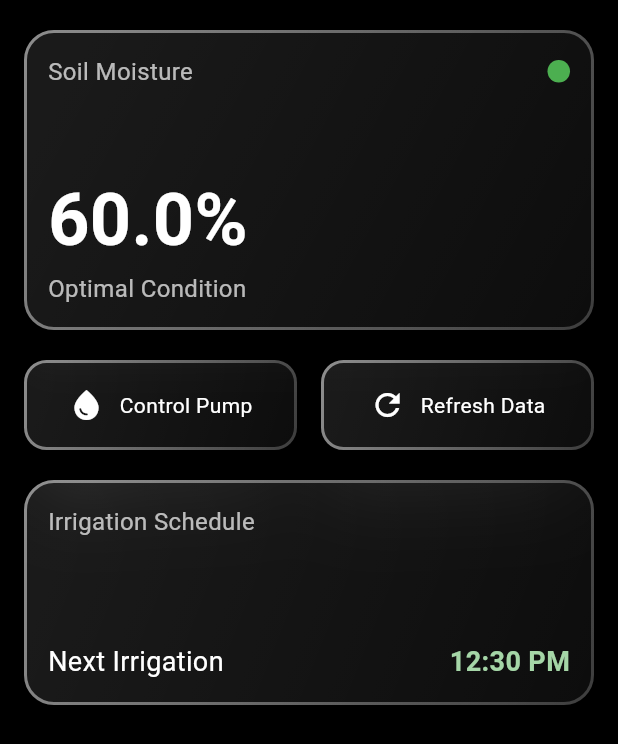
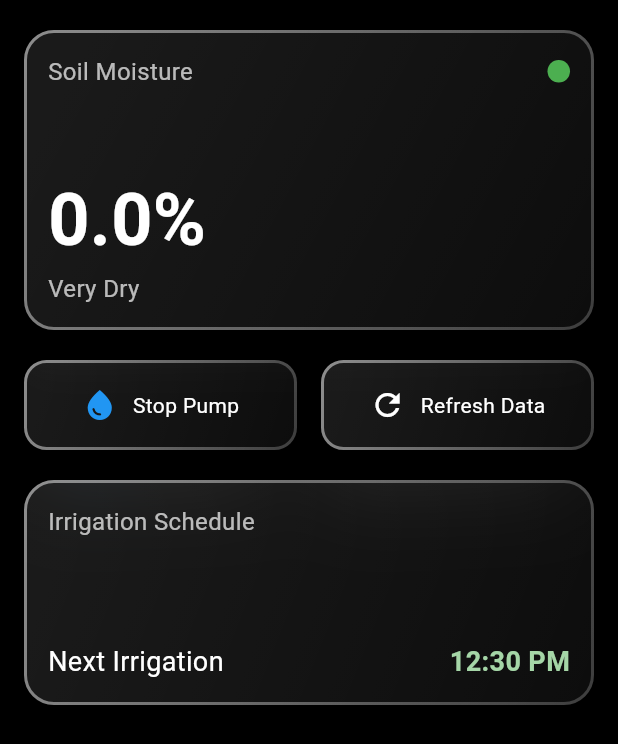
Before and after one commit to Kevin5621/iot_smart_irigation, a Flutter app: the screen it shows after launch, scrolled down 56 dp, after a tap on "Control Pump", on a phone screen of 412 x 824 dp. Shown: the top 744 px of the screen. Run offline on Flutter 3.47's test engine with Material 3 defaults, Android fonts, the phone set to English and light mode, and no system bars; drawn by our look-alikes of glassmorphism; missing offline and left inert: mqtt_client.

Commit message:
add - mqtt iot_service

```diff
--- a/lib/main.dart
+++ b/lib/main.dart
@@ -2,11 +2,11 @@ import 'package:flutter/material.dart';
 import 'package:smart_irigation/presentation/home/home.dart';
 
 void main() {
-  runApp(const SmartIrrigationApp());
+  runApp(const MyApp());
 }
 
-class SmartIrrigationApp extends StatelessWidget {
-  const SmartIrrigationApp({super.key});
+class MyApp extends StatelessWidget {
+  const MyApp({super.key});
 
   @override
   Widget build(BuildContext context) {
--- a/lib/presentation/home/home.dart
+++ b/lib/presentation/home/home.dart
@@ -5,9 +5,43 @@ import 'package:smart_irigation/presentation/home/widgets/setting.dart';
 import 'package:smart_irigation/presentation/home/widgets/control_section.dart';
 import 'package:smart_irigation/presentation/home/widgets/moisture_sensor_card.dart';
 import 'package:smart_irigation/presentation/home/widgets/schedule_card.dart';
+import 'package:smart_irigation/service/iot_service.dart';
 
-class HomePage extends StatelessWidget {
+class HomePage extends StatefulWidget {
   const HomePage({super.key});
+
+  @override
+  _HomePageState createState() => _HomePageState();
+}
+
+class _HomePageState extends State<HomePage> {
+  final IoTService _iotService = IoTService();
+  double _moistureLevel = 0.0;
+
+  @override
+  void initState() {
+    super.initState();
+    _iotService.connect();
+
+    // Listen to moisture level stream
+    _iotService.moistureLevelStream.listen((level) {
+      setState(() {
+        _moistureLevel = level;
+      });
+    });
+
+    // Listen to pump status stream
+    _iotService.pumpStatusStream.listen((status) {
+      setState(() {
+      });
+    });
+  }
+
+  @override
+  void dispose() {
+    _iotService.dispose();
+    super.dispose();
+  }
 
   @override
   Widget build(BuildContext context) {
@@ -18,10 +52,14 @@ class HomePage extends StatelessWidget {
         headerSliverBuilder: (context, innerBoxIsScrolled) => [
           _buildCustomAppBar(context),
         ],
-        body: const _HomePageBody(),
+        body: _HomePageBody(
+          moistureLevel: _moistureLevel,
+          iotService: _iotService,
+        ),
       ),
     );
   }
+
 
   SliverAppBar _buildCustomAppBar(BuildContext context) {
     return SliverAppBar(
@@ -74,7 +112,13 @@ class HomePage extends StatelessWidget {
 }
 
 class _HomePageBody extends StatelessWidget {
-  const _HomePageBody();
+  final double moistureLevel;
+  final IoTService iotService;
+
+  const _HomePageBody({
+    required this.moistureLevel,
+    required this.iotService
+  });
 
   @override
   Widget build(BuildContext context) {
@@ -89,17 +133,17 @@ class _HomePageBody extends StatelessWidget {
           ],
         ),
       ),
-      child: const SafeArea(
+      child: SafeArea(
         child: SingleChildScrollView(
-          padding: EdgeInsets.symmetric(horizontal: 16, vertical: 20),
+          padding: const EdgeInsets.symmetric(horizontal: 16, vertical: 20),
           child: Column(
             crossAxisAlignment: CrossAxisAlignment.stretch,
             children: [
-              MoistureSensorCard(moistureLevel: 60,),
-              SizedBox(height: 20),
-              BuildControlSection(),
-              SizedBox(height: 20),
-              ScheduleCard(),
+              MoistureSensorCard(moistureLevel: moistureLevel),
+              const SizedBox(height: 20),
+              BuildControlSection(iotService: iotService),
+              const SizedBox(height: 20),
+              const ScheduleCard(),
             ],
           ),
         ),
--- a/lib/presentation/home/widgets/control_section.dart
+++ b/lib/presentation/home/widgets/control_section.dart
@@ -1,9 +1,22 @@
 import 'package:flutter/material.dart';
 import 'package:flutter/services.dart';
+import 'package:smart_irigation/service/iot_service.dart';
 import 'package:smart_irigation/utils/button.dart';
 
-class BuildControlSection extends StatelessWidget {
-  const BuildControlSection({super.key});
+class BuildControlSection extends StatefulWidget {
+  final IoTService iotService;
+
+  const BuildControlSection({
+    super.key,
+    required this.iotService
+  });
+
+  @override
+  _BuildControlSectionState createState() => _BuildControlSectionState();
+}
+
+class _BuildControlSectionState extends State<BuildControlSection> {
+  bool _isPumpOn = false;
 
   @override
   Widget build(BuildContext context) {
@@ -12,15 +25,25 @@ class BuildControlSection extends StatelessWidget {
         Expanded(
           child: GlassMorphicButton(
             onPressed: () {
-              // Implement pump control
+              // Toggle pump status
+              setState(() {
+                _isPumpOn = !_isPumpOn;
+              });
+              widget.iotService.controlPump(_isPumpOn);
               HapticFeedback.lightImpact();
             },
-            child: const Row(
+            child: Row(
               mainAxisAlignment: MainAxisAlignment.center,
               children: [
-                Icon(Icons.water_drop, color: Colors.white),
-                SizedBox(width: 10),
-                Text('Control Pump', style: TextStyle(color: Colors.white)),
+                Icon(
+                  Icons.water_drop,
+                  color: _isPumpOn ? Colors.blue : Colors.white
+                ),
+                const SizedBox(width: 10),
+                Text(
+                  _isPumpOn ? 'Stop Pump' : 'Control Pump',
+                  style: const TextStyle(color: Colors.white)
+                ),
               ],
             ),
           ),
@@ -29,7 +52,8 @@ class BuildControlSection extends StatelessWidget {
         Expanded(
           child: GlassMorphicButton(
             onPressed: () {
-              // Implement refresh
+              // Refresh data manually
+              widget.iotService.connect();
               HapticFeedback.lightImpact();
             },
             child: const Row(
--- a/lib/service/iot_service.dart
+++ b/lib/service/iot_service.dart
@@ -1,43 +1,107 @@
-import 'package:smart_irigation/models/models.dart';
+import 'package:flutter/material.dart';
+import 'package:mqtt_client/mqtt_client.dart';
+import 'package:mqtt_client/mqtt_server_client.dart';
+import 'dart:async';
+import 'dart:convert';
 
-class IotService {
-  // Simulasi pembacaan sensor HW-080
-  Future<MoistureData> readMoisture() async {
-    // TODO: Ganti dengan aktual pembacaan sensor melalui ESP8266
-    await Future.delayed(const Duration(seconds: 1));
-    return MoistureData(
-      moisture: 45.5,
-      timestamp: DateTime.now()
+class IoTService {
+  final String _broker = 'broker.hivemq.com';
+  final String _clientId = 'smart_irrigation_app';
+  late MqttServerClient _client;
+
+  // Streams untuk menangani data dari sensor dan status pompa
+  final _moistureLevelController = StreamController<double>.broadcast();
+  final _pumpStatusController = StreamController<bool>.broadcast();
+
+  Stream<double> get moistureLevelStream => _moistureLevelController.stream;
+  Stream<bool> get pumpStatusStream => _pumpStatusController.stream;
+
+  IoTService() {
+    _initializeMQTTClient();
+  }
+
+  void _initializeMQTTClient() {
+    _client = MqttServerClient(_broker, _clientId);
+    _client.logging(on: true);
+    _client.keepAlivePeriod = 60;
+    _client.onConnected = _onConnected;
+    _client.onDisconnected = _onDisconnected;
+    _client.onSubscribed = _onSubscribed;
+
+    final connMessage = MqttConnectMessage()
+        .withClientIdentifier(_clientId)
+        .startClean()
+        .withWillQos(MqttQos.atLeastOnce);
+
+    _client.connectionMessage = connMessage;
+  }
+
+  Future<void> connect() async {
+    try {
+      await _client.connect();
+
+      // Subscribe ke topik moisture dan pump status
+      _client.subscribe('smart_irrigation/moisture', MqttQos.atMostOnce);
+      _client.subscribe('smart_irrigation/pump_status', MqttQos.atMostOnce);
+
+      _client.updates?.listen((List<MqttReceivedMessage> c) {
+        final MqttPublishMessage message = c[0].payload as MqttPublishMessage;
+
+        // Decode payload dengan cara yang benar
+        final String payload =
+            const Utf8Decoder().convert(message.payload.message.toList());
+
+        if (c[0].topic == 'smart_irrigation/moisture') {
+          try {
+            _moistureLevelController.add(double.parse(payload));
+          } catch (e) {
+            debugPrint('Error parsing moisture level: $e');
+          }
+        } else if (c[0].topic == 'smart_irrigation/pump_status') {
+          _pumpStatusController.add(payload == 'ON');
+        }
+      });
+    } catch (e) {
+      debugPrint('Connection error: $e');
+    }
+  }
+
+  void controlPump(bool turnOn) {
+    final builder = MqttClientPayloadBuilder();
+    builder.addString(turnOn ? 'ON' : 'OFF');
+    _client.publishMessage(
+      'smart_irrigation/pump_control',
+      MqttQos.atLeastOnce,
+      builder.payload!
     );
   }
 
-  // Kontrol pompa dengan duration
-  Future<bool> controlPump(bool isOn, {int? duration}) async {
-    // TODO: Implementasi kontrol pompa via ESP8266
-    await Future.delayed(const Duration(seconds: 1));
-    return true;
+  void updatePumpSettings(Map<String, dynamic> settings) {
+    final builder = MqttClientPayloadBuilder();
+    builder.addString(jsonEncode(settings));
+    _client.publishMessage(
+      'smart_irrigation/pump_settings',
+      MqttQos.atLeastOnce,
+      builder.payload!
+    );
   }
 
-  // Update pengaturan
-  Future<bool> updateSettings(PumpSettings settings) async {
-    // TODO: Kirim pengaturan ke ESP8266
-    await Future.delayed(const Duration(seconds: 1));
-    return true;
+  void _onConnected() {
+    debugPrint('Connected to MQTT broker');
   }
 
-  Future<void> scheduleWatering(PumpSettings settings) async {
-    // TODO: Implement actual scheduled watering logic via ESP8266
-    await Future.delayed(const Duration(seconds: 1));
-    print('Scheduled watering configured');
+  void _onDisconnected() {
+    debugPrint('Disconnected from MQTT broker');
+    // Implementasi reconnect jika diperlukan
   }
 
-  // Logika otomatis kontrol pompa berdasarkan moisture
-  Future<void> autoControlPump(MoistureData moistureData, PumpSettings settings) async {
-    if (settings.isAutoMode) {
-      if (moistureData.moisture < settings.lowerThreshold) {
-        // Nyalakan pompa untuk durasi tertentu
-        await controlPump(true, duration: settings.pumpDuration);
-      }
-    }
+  void _onSubscribed(String topic) {
+    debugPrint('Subscribed to $topic');
+  }
+
+  void dispose() {
+    _client.disconnect();
+    _moistureLevelController.close();
+    _pumpStatusController.close();
   }
 }
--- a/pubspec.yaml
+++ b/pubspec.yaml
@@ -35,6 +35,10 @@ dependencies:
   uuid: ^4.4.2
   glassmorphism: ^3.0.0
   provider: ^6.1.2
+  shared_preferences: ^2.0.17
+  equatable: ^2.0.3
+  flutter_bloc: ^8.1.1
+  mqtt_client: ^10.0.0
 
 dev_dependencies:
   flutter_test:
```
Also changed, not shown: lib/bloc/bloc.dart (deleted, +0 -56 lines), lib/repo/repo.dart (deleted, +0 -40 lines), pubspec.lock, 1 other file.
